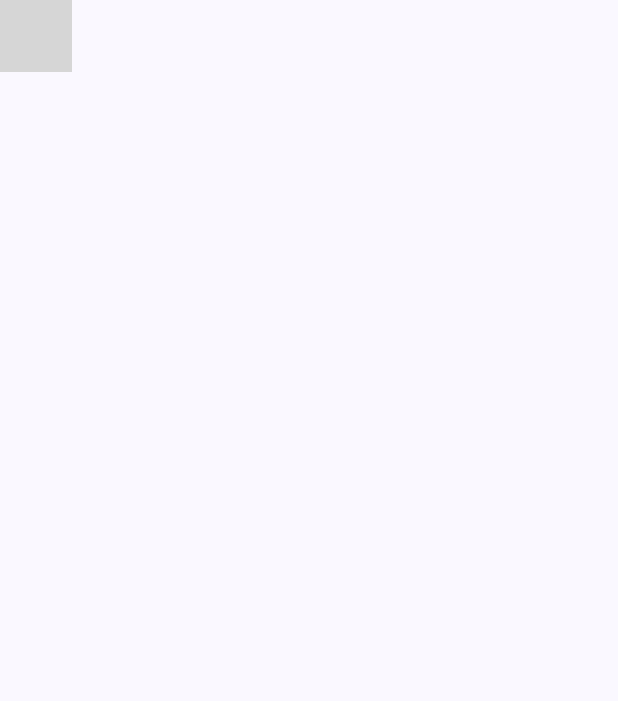
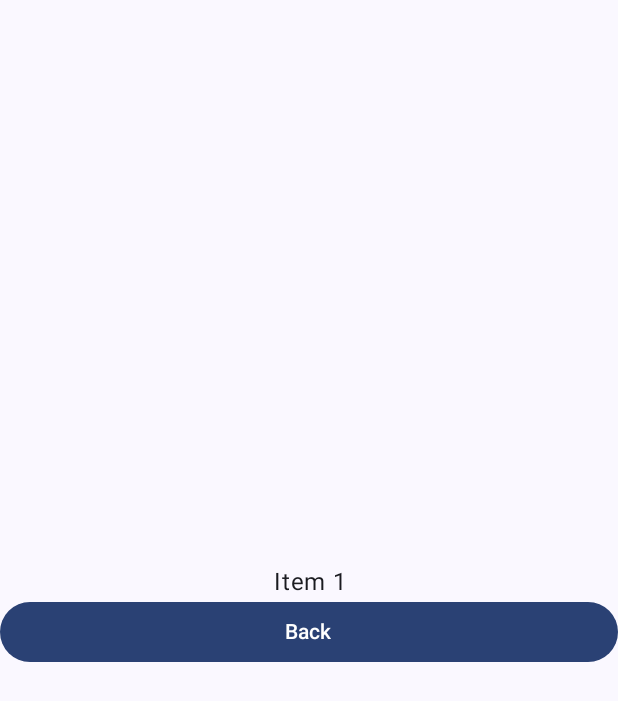
Before and after one commit to NazarMelnichuck/CR_4_Nazar_Melnychuk_IPZs11, an Android app built with Jetpack Compose: the composable MyApp shown on its own in the app's theme, after a tap on an icon or button, on a phone screen of 412 x 824 dp. Shown: the top 701 px of the screen. Run offline under Robolectric (Android 15) with nearby library versions, the phone set to English and light mode, and no system bars; grey boxes are pictures that could not be loaded.

```diff
--- a/app/src/main/java/ua/edu/lntu/cr_4/MainActivity.kt
+++ b/app/src/main/java/ua/edu/lntu/cr_4/MainActivity.kt
@@ -58,7 +58,24 @@ fun Screen1(navController: NavHostController) {
 }
 
 @Composable
-fun Screen2() {
+fun Screen2(navController: NavController, buttonNumber: Int) {
+    val scope = rememberCoroutineScope()
+    Column(modifier = Modifier.fillMaxSize(),
+        verticalArrangement = Arrangement.Center
+    ) {
+        Text(
+            textAlign = TextAlign.Center,
+            text = "Item $buttonNumber",
+            style = MaterialTheme.typography.bodyLarge,
+            modifier = Modifier.fillMaxWidth()
+        )
+        Button(
+            onClick = { scope.launch { navController.popBackStack() } },
+            modifier = Modifier.fillMaxWidth()
+        ) {
+            Text(text = "Back")
+        }
+    }
 }
 
 @Composable
```
